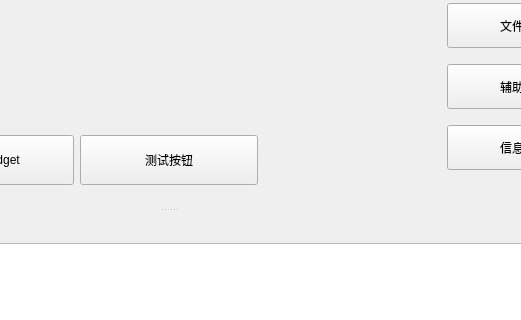
This is QtGuiApplication/QtGuiApplication/test_prj.ui in JUBO1992/QtGuiApplication as Qt 5 draws it before an edit; both pictures show x 309 to 830 and y 338 to 658 of the 956 by 806 pixel window. The edited form follows.
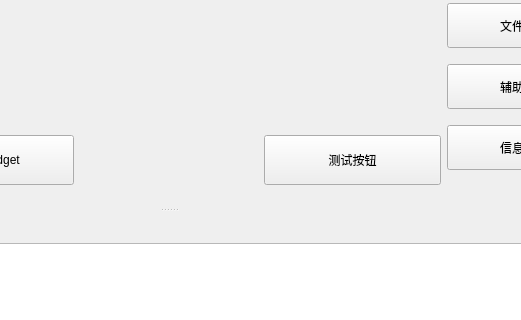
This is the edited form. Icons and pictures are not drawn.

What changed in the file:
```diff
--- a/QtGuiApplication/QtGuiApplication/test_prj.ui
+++ b/QtGuiApplication/QtGuiApplication/test_prj.ui
@@ -215,7 +215,7 @@
          </item>
         </layout>
        </item>
-       <item row="2" column="2">
+       <item row="2" column="3">
         <widget class="QPushButton" name="pushButton_TestBtn">
          <property name="minimumSize">
           <size>
```
